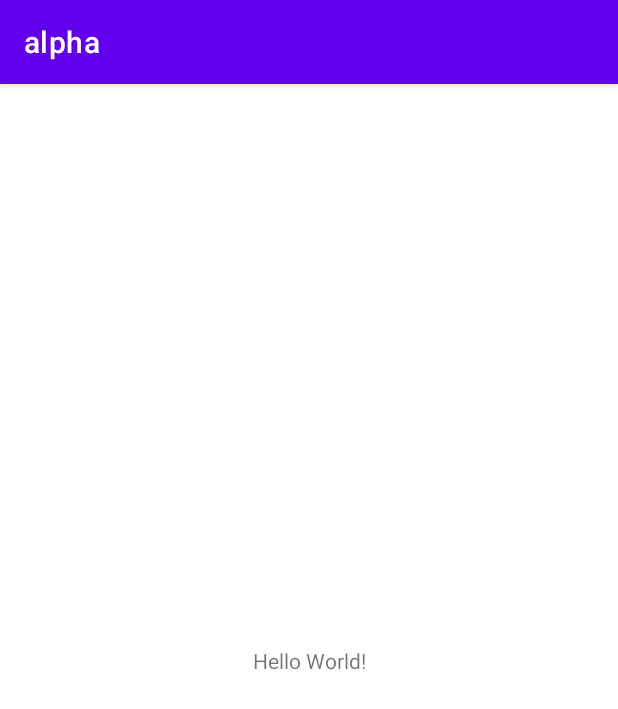
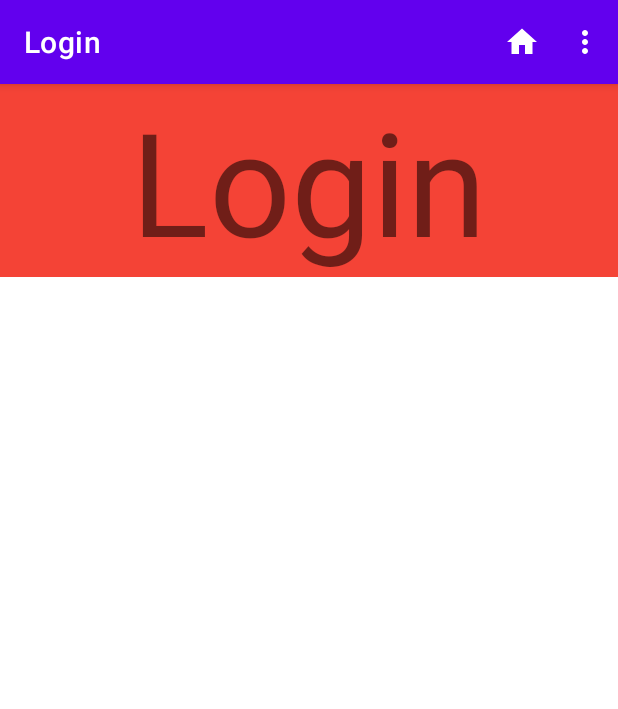
Before and after one commit to superttm841999/alpha, an Android app: the screen it shows after launch (MainActivity), on a phone screen of 412 x 824 dp. Shown: the top 709 px of the screen. Run offline under Robolectric (Android 15) with nearby library versions, the phone set to English and light mode, and no system bars; our stand-ins replace navigation-ui.

Commit message:
Merge branch 'master' of https://github.com/superttm841999/alpha

```diff
--- a/app/build.gradle
+++ b/app/build.gradle
@@ -10,7 +10,7 @@ android {
 
     defaultConfig {
         applicationId "com.example.alpha"
-        minSdk 21
+        minSdk 32
         targetSdk 32
         versionCode 1
         versionName "1.0"
@@ -51,11 +51,13 @@ dependencies {
     implementation 'androidx.navigation:navigation-fragment-ktx:2.4.1'
     implementation 'androidx.navigation:navigation-ui-ktx:2.4.1'
 
+
     // Firebase Cloud Firestore
     implementation 'com.google.firebase:firebase-firestore-ktx:24.1.0'
     implementation 'org.jetbrains.kotlinx:kotlinx-coroutines-play-services:1.5.1'
 
     implementation platform('com.google.firebase:firebase-bom:29.2.1')
     implementation 'com.google.firebase:firebase-analytics-ktx'
+    implementation 'androidx.legacy:legacy-support-v4:1.0.0'
 
 }
--- a/app/src/main/java/com/example/alpha/MainActivity.kt
+++ b/app/src/main/java/com/example/alpha/MainActivity.kt
@@ -1,12 +1,47 @@
 package com.example.alpha
 
+import android.os.Build
 import androidx.appcompat.app.AppCompatActivity
 import android.os.Bundle
+import android.view.Menu
+import android.view.MenuItem
+import androidx.annotation.RequiresApi
+import androidx.navigation.fragment.findNavController
+import androidx.navigation.ui.NavigationUI.setupActionBarWithNavController
+import androidx.navigation.ui.onNavDestinationSelected
+import androidx.navigation.ui.setupActionBarWithNavController
+import com.example.alpha.databinding.ActivityMainBinding
 
 class MainActivity : AppCompatActivity() {
+
+    private val binding by lazy { ActivityMainBinding.inflate(layoutInflater) }
+    private val nav by lazy { supportFragmentManager.findFragmentById(R.id.host)!!.findNavController() }
+
     override fun onCreate(savedInstanceState: Bundle?) {
         super.onCreate(savedInstanceState)
         setContentView(R.layout.activity_main)
 
+        setupActionBarWithNavController(nav)
+    }
+
+    override fun onSupportNavigateUp(): Boolean {
+        return nav.navigateUp() || super.onSupportNavigateUp()
+    }
+
+    @RequiresApi(Build.VERSION_CODES.P)
+    override fun onCreateOptionsMenu(menu: Menu?): Boolean {
+        // TODO: Enable menu group divider
+        menu?.setGroupDividerEnabled(true)
+
+        menuInflater.inflate(R.menu.main, menu)
+        return super.onCreateOptionsMenu(menu)
+    }
+
+    override fun onOptionsItemSelected(item: MenuItem): Boolean {
+        // TODO: Only handle main menu group and home
+        if(item.groupId != R.id.main && item.itemId != R.id.homeFragment) return false
+
+        //clear backstack
+        return item.onNavDestinationSelected(nav) || super.onOptionsItemSelected(item)
     }
 }
--- /dev/null
+++ b/app/src/main/java/com/example/alpha/ui/LoginFragment.kt
@@ -0,0 +1,21 @@
+package com.example.alpha.ui
+
+import android.os.Bundle
+import androidx.fragment.app.Fragment
+import android.view.LayoutInflater
+import android.view.View
+import android.view.ViewGroup
+import com.example.alpha.R
+import com.example.alpha.databinding.FragmentLoginBinding
+
+class LoginFragment : Fragment() {
+
+    private lateinit var binding: FragmentLoginBinding
+
+    override fun onCreateView(inflater: LayoutInflater, container: ViewGroup?, savedInstanceState: Bundle?): View? {
+        binding = FragmentLoginBinding.inflate(inflater,container,false)
+        return binding.root
+    }
+
+
+}
--- /dev/null
+++ b/app/src/main/res/drawable/ic_home.xml
@@ -0,0 +1,10 @@
+<vector xmlns:android="http://schemas.android.com/apk/res/android"
+    android:width="24dp"
+    android:height="24dp"
+    android:viewportWidth="24"
+    android:viewportHeight="24"
+    android:tint="?attr/colorControlNormal">
+  <path
+      android:fillColor="@android:color/white"
+      android:pathData="M10,20v-6h4v6h5v-8h3L12,3 2,12h3v8z"/>
+</vector>
--- a/app/src/main/res/layout/activity_main.xml
+++ b/app/src/main/res/layout/activity_main.xml
@@ -6,13 +6,16 @@
     android:layout_height="match_parent"
     tools:context=".MainActivity">
 
-    <TextView
-        android:layout_width="wrap_content"
-        android:layout_height="wrap_content"
-        android:text="Hello World!"
+    <androidx.fragment.app.FragmentContainerView
+        android:id="@+id/host"
+        android:name="androidx.navigation.fragment.NavHostFragment"
+        android:layout_width="0dp"
+        android:layout_height="0dp"
+        app:defaultNavHost="true"
         app:layout_constraintBottom_toBottomOf="parent"
-        app:layout_constraintLeft_toLeftOf="parent"
-        app:layout_constraintRight_toRightOf="parent"
-        app:layout_constraintTop_toTopOf="parent" />
+        app:layout_constraintEnd_toEndOf="parent"
+        app:layout_constraintStart_toStartOf="parent"
+        app:layout_constraintTop_toTopOf="parent"
+        app:navGraph="@navigation/nav" />
 
 </androidx.constraintlayout.widget.ConstraintLayout>
--- /dev/null
+++ b/app/src/main/res/layout/fragment_login.xml
@@ -0,0 +1,21 @@
+<?xml version="1.0" encoding="utf-8"?>
+<androidx.constraintlayout.widget.ConstraintLayout
+    xmlns:android="http://schemas.android.com/apk/res/android"
+    xmlns:app="http://schemas.android.com/apk/res-auto"
+    xmlns:tools="http://schemas.android.com/tools"
+    android:layout_width="match_parent"
+    android:layout_height="match_parent"
+    tools:context=".ui.LoginFragment">
+
+    <TextView
+        android:layout_width="0dp"
+        android:layout_height="wrap_content"
+        android:background="#F44336"
+        android:text="Login"
+        android:textAlignment="center"
+        android:textSize="96sp"
+        app:layout_constraintEnd_toEndOf="parent"
+        app:layout_constraintStart_toStartOf="parent"
+        app:layout_constraintTop_toTopOf="parent" />
+
+</androidx.constraintlayout.widget.ConstraintLayout>
--- /dev/null
+++ b/app/src/main/res/menu/main.xml
@@ -0,0 +1,24 @@
+<?xml version="1.0" encoding="utf-8"?>
+<menu xmlns:app="http://schemas.android.com/apk/res-auto"
+    xmlns:android="http://schemas.android.com/apk/res/android">
+
+    <item
+        android:id="@+id/homeFragment"
+        android:icon="@drawable/ic_home"
+        android:title="Home"
+        android:visible="true"
+        app:showAsAction="ifRoom" />
+    <group android:id="@+id/main">
+        <item
+            android:id="@+id/accountFragment"
+            android:icon="@drawable/ic_launcher_foreground"
+            android:title="Account" />
+        <item
+            android:id="@+id/shopFoodFragment"
+            android:title="Shop / Food" />
+        <item
+            android:id="@+id/logoutFragment"
+            android:title="Logout" />
+    </group>
+
+</menu>
--- /dev/null
+++ b/app/src/main/res/navigation/nav.xml
@@ -0,0 +1,27 @@
+<?xml version="1.0" encoding="utf-8"?>
+<navigation xmlns:android="http://schemas.android.com/apk/res/android"
+    xmlns:app="http://schemas.android.com/apk/res-auto"
+    xmlns:tools="http://schemas.android.com/tools"
+    android:id="@+id/nav"
+    app:startDestination="@id/loginFragment">
+    <fragment
+        android:id="@+id/loginFragment"
+        android:name="com.example.alpha.ui.LoginFragment"
+        android:label="Login"
+        tools:layout="@layout/fragment_login" />
+    <fragment
+        android:id="@+id/homeFragment"
+        android:name="com.example.alpha.ui.HomeFragment"
+        android:label="Home"
+        tools:layout="@layout/fragment_home" />
+    <fragment
+        android:id="@+id/accountFragment"
+        android:name="com.example.alpha.ui.AccountFragment"
+        android:label="Account"
+        tools:layout="@layout/fragment_account" />
+    <fragment
+        android:id="@+id/shopFoodFragment"
+        android:name="com.example.alpha.ui.ShopFoodFragment"
+        android:label="Shop / Food"
+        tools:layout="@layout/fragment_shop_food" />
+</navigation>
--- a/app/src/main/res/values/strings.xml
+++ b/app/src/main/res/values/strings.xml
@@ -1,3 +1,5 @@
 <resources>
-    <string name="app_name">alpha</string>
+    <string name="app_name">Home</string>
+    <!-- TODO: Remove or change this placeholder text -->
+    <string name="hello_blank_fragment">Hello blank fragment</string>
 </resources>
--- a/build.gradle
+++ b/build.gradle
@@ -13,7 +13,7 @@ buildscript {
 plugins {
     id 'com.android.application' version '7.1.2' apply false
     id 'com.android.library' version '7.1.2' apply false
-    id 'org.jetbrains.kotlin.android' version '1.5.30' apply false
+    id 'org.jetbrains.kotlin.android' version '1.6.10' apply false
     // Firebase Cloud Firestore
     id 'com.google.gms.google-services' version '4.3.10' apply false
 }
```
Also changed, not shown: app/src/main/java/com/example/alpha/ui/AccountFragment.kt (added, +23 -0 lines), app/src/main/java/com/example/alpha/ui/HomeFragment.kt (added, +22 -0 lines), app/src/main/java/com/example/alpha/ui/ShopFoodFragment.kt (added, +25 -0 lines), app/src/main/res/layout/fragment_account.xml (added, +21 -0 lines), app/src/main/res/layout/fragment_home.xml (added, +21 -0 lines), app/src/main/res/layout/fragment_shop_food.xml (added, +21 -0 lines), 1 other file.
